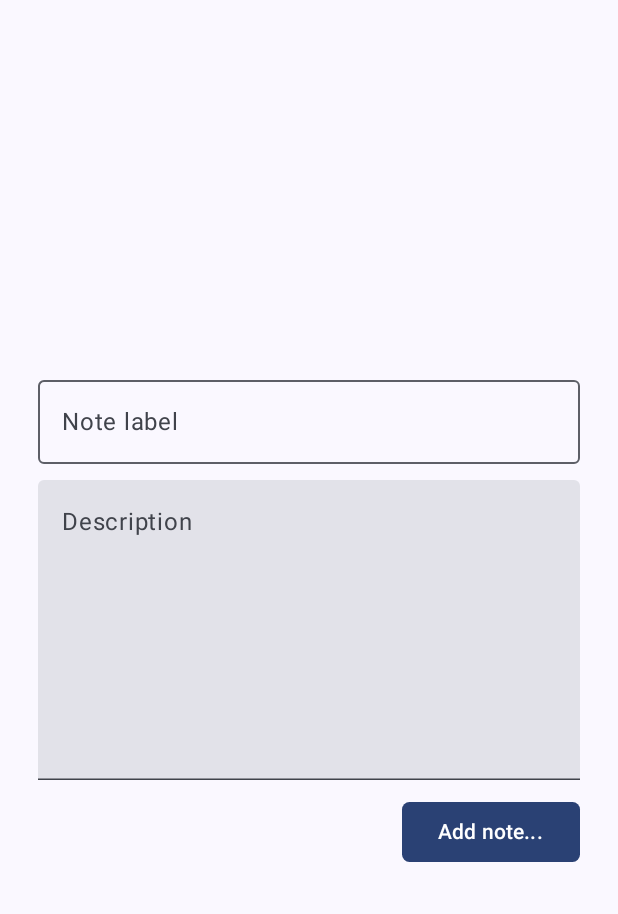
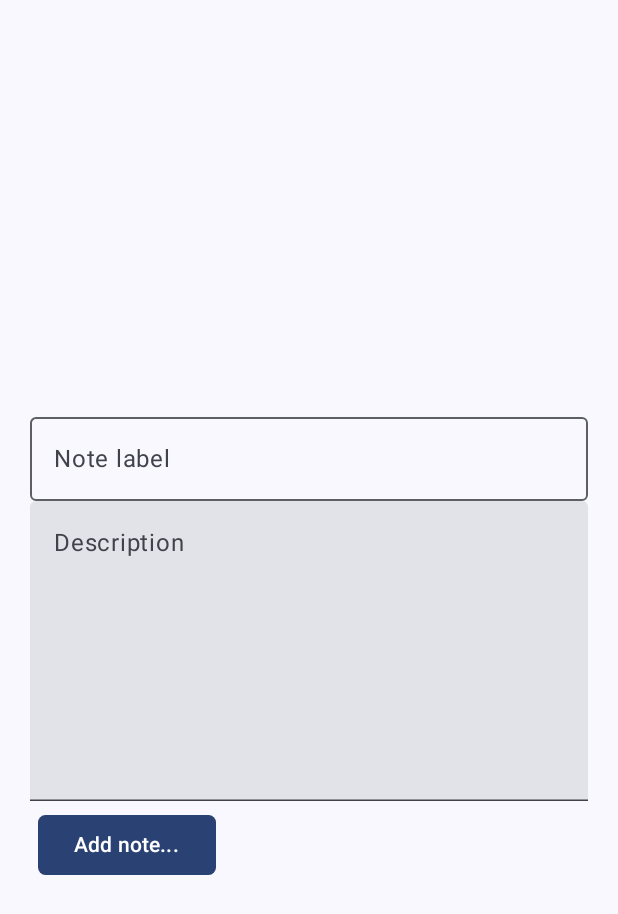
Before and after one commit to sndxsu/MyNotes, an Android app built with Jetpack Compose: the screen it shows after launch (MainActivity), after a tap on "Add note", on a phone screen of 412 x 824 dp. Shown: the top 914 px of the screen. Run offline under Robolectric (Android 15) with nearby library versions, the phone set to English and light mode, and no system bars.

Commit message:
preparations for editing notes

```diff
--- a/app/src/main/java/com/sndx/mynotes/db/DbNames.kt
+++ b/app/src/main/java/com/sndx/mynotes/db/DbNames.kt
@@ -14,4 +14,6 @@ object DbNames:BaseColumns {
             "${BaseColumns._ID} INTEGER PRIMARY KEY,$COLUMN_NAME_TITLE TEXT,$COLUMN_NAME_CONTENT TEXT,$COLUMN_NAME_IMPORTANT INTEGER)"
 
     const val SQL_DELETE_TABLE = "DROP TABLE IF EXISTS $TABLE_NAME"
+
+//    const val SET_IMPORTANT = "UPDATE $TABLE_NAME SET $COLUMN_NAME_IMPORTANT 1 WHERE " //+note's id
 }
--- a/app/src/main/java/com/sndx/mynotes/db/Note.kt
+++ b/app/src/main/java/com/sndx/mynotes/db/Note.kt
@@ -1,5 +1,6 @@
 package com.sndx.mynotes.db
 
-class Note(val name:String,
+class Note(val id: Int,
+        val name:String,
            val content:String,
-           val isImportant:Boolean)
+           var isImportant:Boolean)
--- a/app/src/main/java/com/sndx/mynotes/screens/AddNote.kt
+++ b/app/src/main/java/com/sndx/mynotes/screens/AddNote.kt
@@ -1,10 +1,13 @@
 package com.sndx.mynotes.screens
 
-import androidx.compose.foundation.layout.Arrangement
+import androidx.compose.foundation.layout.Box
 import androidx.compose.foundation.layout.Column
+import androidx.compose.foundation.layout.Spacer
+import androidx.compose.foundation.layout.fillMaxHeight
 import androidx.compose.foundation.layout.fillMaxSize
 import androidx.compose.foundation.layout.fillMaxWidth
 import androidx.compose.foundation.layout.height
+import androidx.compose.foundation.layout.imePadding
 import androidx.compose.foundation.layout.padding
 import androidx.compose.foundation.shape.RoundedCornerShape
 import androidx.compose.material3.Button
@@ -22,24 +25,27 @@ import com.sndx.mynotes.db.DbManager
 import com.sndx.mynotes.db.Note
 
 @Composable
-fun AddNote(dbManager: DbManager){
+fun AddNote(dbManager: DbManager){ //todo: move dbManager to main class
     var labelText by remember{ mutableStateOf("")}
     var descriptionText by remember{ mutableStateOf("")}
     val paddingVal = 5.dp
-    Column(modifier = Modifier.fillMaxSize().padding(paddingVal + 15.dp), verticalArrangement = Arrangement.Center){
-        OutlinedTextField(modifier = Modifier.run { fillMaxWidth().padding(paddingVal) }, value = labelText, onValueChange = {labelText = it}, label = {
+    Box(Modifier.fillMaxSize().imePadding()){ //todo: fix ime padding
+    Column(modifier = Modifier
+        .fillMaxHeight()
+        .padding(paddingVal + 15.dp)) {
+        Spacer(Modifier.height(250.dp))
+        OutlinedTextField(modifier = Modifier.run { fillMaxWidth()}, value = labelText, onValueChange = {labelText = it}, label = {
             Text("Note label")
         })
-        TextField(modifier = Modifier.fillMaxWidth().padding(paddingVal).height(200.dp), value = descriptionText, onValueChange = {descriptionText = it},
+        TextField(modifier = Modifier.fillMaxWidth().height(200.dp), value = descriptionText, onValueChange = {descriptionText = it},
             label = {Text("Description")})
-        Button(onClick = { buttonClick(labelText, descriptionText, dbManager) }, modifier = Modifier.align(androidx.compose.ui.Alignment.End).padding(paddingVal), shape = RoundedCornerShape(paddingVal)) {
+        Button(onClick = { buttonClick(labelText, descriptionText, dbManager) }, modifier = Modifier.padding(paddingVal), shape = RoundedCornerShape(paddingVal)) {
             Text("Add note...")
-        }
-    }
-}
+        }}
+    }}
 
 fun buttonClick(label:String, description:String, dbManager: DbManager){
     dbManager.openDB()
-    dbManager.addToDB(Note(label, description, false))
+    dbManager.addToDB(Note(0, label, description, false))
     dbManager.closeDb()
 }
--- a/app/src/main/java/com/sndx/mynotes/screens/FirstScreen.kt
+++ b/app/src/main/java/com/sndx/mynotes/screens/FirstScreen.kt
@@ -26,7 +26,7 @@ fun ColumnsTest(scrollState:LazyListState, dbManager: DbManager){
         Column(modifier = Modifier.padding(innerPadding)){
         LazyColumn(userScrollEnabled = true, state = scrollState){
             items(values.count()){ index ->
-                ListItem(name = values[index].name, prof = values[index].content)
+                ListItem(values[index])
             }
         }
         }
--- a/app/src/main/java/com/sndx/mynotes/screens/SecondScreen.kt
+++ b/app/src/main/java/com/sndx/mynotes/screens/SecondScreen.kt
@@ -1,13 +1,13 @@
 package com.sndx.mynotes.screens
 
 import androidx.compose.foundation.layout.Row
+import androidx.compose.material3.Text
 import androidx.compose.runtime.Composable
-import androidx.compose.ui.tooling.preview.Preview
-import com.sndx.mynotes.screens.components.ListItem
 
 @Composable
 fun SecondScreen() {
     Row {
-        ListItem("test note", "ne actor")
+//        ListItem(Note(0, "test note", "something cool", false))
+        Text("TODO!!!!")
     }
 }
```
Also changed, not shown: app/src/main/java/com/sndx/mynotes/db/DbManager.kt (+18 -1 lines), app/src/main/java/com/sndx/mynotes/screens/components/ListItem.kt (+22 -5 lines).
